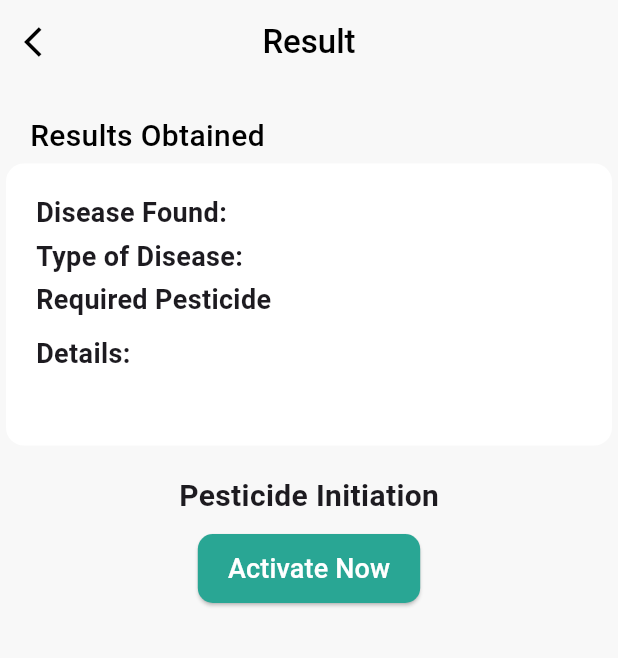
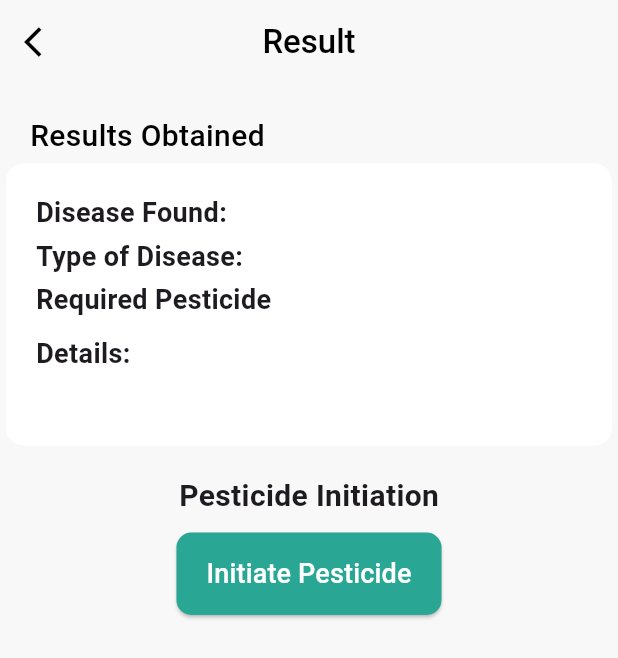
Before and after one commit to joelbiju/cropGuard, a Flutter app: the MyResult screen opened directly with empty values, on a phone screen of 412 x 824 dp. Shown: the top 658 px of the screen. Run offline on Flutter 3.47's test engine with Material 3 defaults, Android fonts, the phone set to English and light mode, and no system bars; missing offline and left inert: sign_button.

Commit message:
minor changes

```diff
--- a/lib/main.dart
+++ b/lib/main.dart
@@ -20,4 +20,5 @@ class MyApp extends StatelessWidget {
       home: WelcomePage(),
       );
   }
+
 }
--- a/lib/pages/result_page.dart
+++ b/lib/pages/result_page.dart
@@ -1,6 +1,7 @@
 // ignore_for_file: prefer_const_constructors, prefer_const_literals_to_create_immutables
 
 import 'package:flutter/material.dart';
+import 'package:crop_guard/util/button_main.dart';
 
 class MyResult extends StatefulWidget {
 
@@ -128,24 +129,12 @@ class _MyResultState extends State<MyResult> {
             ),
 
             SizedBox(height: 10,),
+
             //pesticide initiation button
             Row(
               mainAxisAlignment: MainAxisAlignment.center,
               children: [
-                SizedBox(
-                  child: ElevatedButton(
-                    onPressed: (){},
-                    style: ElevatedButton.styleFrom(
-                      backgroundColor: Color.fromRGBO(41, 166, 148, 1),
-                      shape: RoundedRectangleBorder(
-                        borderRadius: BorderRadius.circular(10),
-                      ),
-                      padding: EdgeInsets.symmetric(horizontal: 20, vertical: 10),
-                    ),
-                    child: Text('Activate Now',
-                    style: TextStyle(fontSize: 18,
-                    color: Colors.white),),),
-                ),
+                Actbutton(btntext: 'Initiate Pesticide',),
               ],
             )
           ],
--- /dev/null
+++ b/lib/util/button_main.dart
@@ -0,0 +1,29 @@
+// ignore_for_file: prefer_const_constructors
+
+import 'package:flutter/material.dart';
+
+class Actbutton extends StatelessWidget {
+
+  final String btntext;
+  const Actbutton({super.key, required this.btntext});
+
+  @override
+  Widget build(BuildContext context) {
+    return SizedBox(
+                  height: 55,
+                  child: ElevatedButton(
+                    onPressed: (){},
+
+                    style: ElevatedButton.styleFrom(
+                      backgroundColor: Color.fromRGBO(41, 166, 148, 1),
+                      shape: RoundedRectangleBorder(
+                        borderRadius: BorderRadius.circular(10),
+                      ),
+                      padding: EdgeInsets.symmetric(horizontal: 20, vertical: 10),
+                    ),
+                    child: Text(btntext,
+                    style: TextStyle(fontSize: 18,
+                    color: Colors.white),),),
+                );
+  }
+}
```
Also changed, not shown: lib/pages/calculator_page.dart (added, +15 -0 lines).
